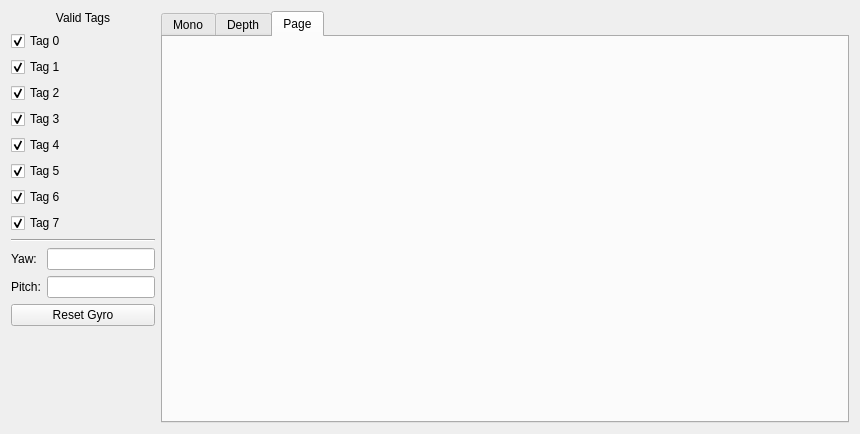
Before: the Qt Designer form designer/debugWindow.ui in 4201VitruvianBots/DepthAIAprilTags, drawn with Qt 5.
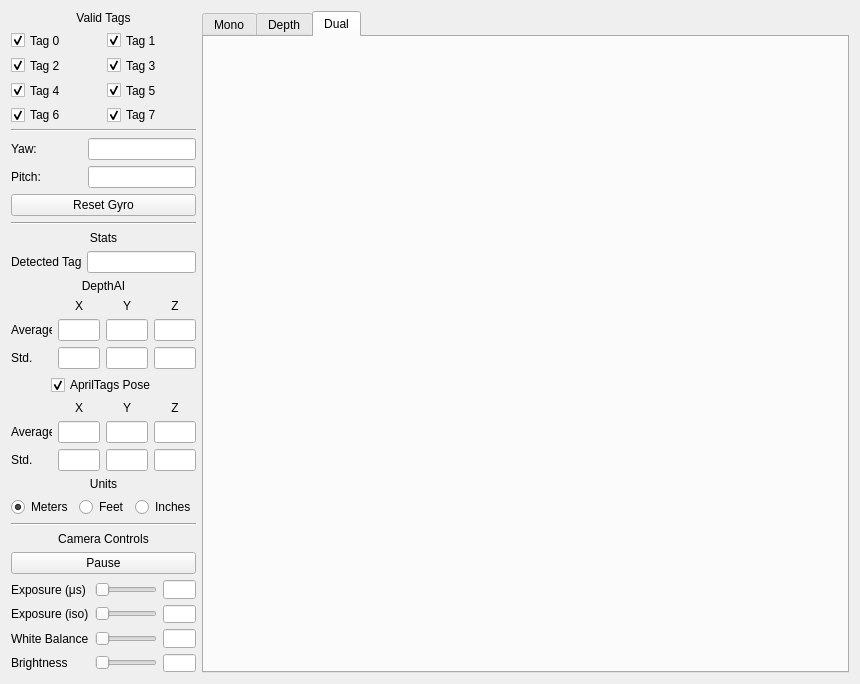
After: the same form once the commit is applied. The open tabs and pages were chosen to show the change.

Patch:
```diff
--- a/designer/debugWindow.ui
+++ b/designer/debugWindow.ui
@@ -7,7 +7,7 @@
     <x>0</x>
     <y>0</y>
     <width>860</width>
-    <height>434</height>
+    <height>684</height>
    </rect>
   </property>
   <property name="minimumSize">
@@ -25,16 +25,17 @@
   <property name="windowTitle">
    <string>Form</string>
   </property>
-  <layout class="QHBoxLayout" name="horizontalLayout">
-   <item>
-    <layout class="QHBoxLayout" name="horizontalLayout_2">
-     <property name="sizeConstraint">
-      <enum>QLayout::SetDefaultConstraint</enum>
-     </property>
-     <item>
+  <layout class="QGridLayout" name="gridLayout_12">
+   <item row="0" column="0">
       <layout class="QVBoxLayout" name="verticalLayout">
        <item>
         <widget class="QLabel" name="label">
+       <property name="maximumSize">
+        <size>
+         <width>223</width>
+         <height>16777215</height>
+        </size>
+       </property>
          <property name="text">
           <string>Valid Tags</string>
          </property>
@@ -44,7 +45,47 @@
         </widget>
        </item>
        <item>
+      <layout class="QGridLayout" name="gridLayout_4">
+       <item row="2" column="0">
+        <widget class="QCheckBox" name="tagCheckbox2">
+         <property name="maximumSize">
+          <size>
+           <width>108</width>
+           <height>16777215</height>
+          </size>
+         </property>
+         <property name="text">
+          <string>Tag 2</string>
+         </property>
+         <property name="checked">
+          <bool>true</bool>
+         </property>
+        </widget>
+       </item>
+       <item row="4" column="0">
+        <widget class="QCheckBox" name="tagCheckbox4">
+         <property name="maximumSize">
+          <size>
+           <width>108</width>
+           <height>16777215</height>
+          </size>
+         </property>
+         <property name="text">
+          <string>Tag 4</string>
+         </property>
+         <property name="checked">
+          <bool>true</bool>
+         </property>
+        </widget>
+       </item>
+       <item row="0" column="0">
         <widget class="QCheckBox" name="tagCheckbox0">
+         <property name="maximumSize">
+          <size>
+           <width>108</width>
+           <height>16777215</height>
+          </size>
+         </property>
          <property name="text">
           <string>Tag 0</string>
          </property>
@@ -53,8 +94,14 @@
          </property>
         </widget>
        </item>
-       <item>
+       <item row="0" column="1">
         <widget class="QCheckBox" name="tagCheckbox1">
+         <property name="maximumSize">
+          <size>
+           <width>107</width>
+           <height>16777215</height>
+          </size>
+         </property>
          <property name="text">
           <string>Tag 1</string>
          </property>
@@ -66,18 +113,14 @@
          </property>
         </widget>
        </item>
-       <item>
-        <widget class="QCheckBox" name="tagCheckbox2">
-         <property name="text">
-          <string>Tag 2</string>
-         </property>
-         <property name="checked">
-          <bool>true</bool>
-         </property>
-        </widget>
-       </item>
-       <item>
+       <item row="2" column="1">
         <widget class="QCheckBox" name="tagCheckbox3">
+         <property name="maximumSize">
+          <size>
+           <width>107</width>
+           <height>16777215</height>
+          </size>
+         </property>
          <property name="text">
           <string>Tag 3</string>
          </property>
@@ -86,18 +129,14 @@
          </property>
         </widget>
        </item>
-       <item>
-        <widget class="QCheckBox" name="tagCheckbox4">
-         <property name="text">
-          <string>Tag 4</string>
-         </property>
-         <property name="checked">
-          <bool>true</bool>
-         </property>
-        </widget>
-       </item>
-       <item>
+       <item row="4" column="1">
         <widget class="QCheckBox" name="tagCheckbox5">
+         <property name="maximumSize">
+          <size>
+           <width>107</width>
+           <height>16777215</height>
+          </size>
+         </property>
          <property name="text">
           <string>Tag 5</string>
          </property>
@@ -106,18 +145,14 @@
          </property>
         </widget>
        </item>
-       <item>
-        <widget class="QCheckBox" name="tagCheckbox6">
-         <property name="text">
-          <string>Tag 6</string>
-         </property>
-         <property name="checked">
-          <bool>true</bool>
-         </property>
-        </widget>
-       </item>
-       <item>
+       <item row="5" column="1">
         <widget class="QCheckBox" name="tagCheckbox7">
+         <property name="maximumSize">
+          <size>
+           <width>107</width>
+           <height>16777215</height>
+          </size>
+         </property>
          <property name="text">
           <string>Tag 7</string>
          </property>
@@ -126,8 +161,32 @@
          </property>
         </widget>
        </item>
+       <item row="5" column="0">
+        <widget class="QCheckBox" name="tagCheckbox6">
+         <property name="maximumSize">
+          <size>
+           <width>108</width>
+           <height>16777215</height>
+          </size>
+         </property>
+         <property name="text">
+          <string>Tag 6</string>
+         </property>
+         <property name="checked">
+          <bool>true</bool>
+         </property>
+        </widget>
+       </item>
+      </layout>
+     </item>
        <item>
         <widget class="Line" name="line">
+       <property name="maximumSize">
+        <size>
+         <width>223</width>
+         <height>16777215</height>
+        </size>
+       </property>
          <property name="orientation">
           <enum>Qt::Horizontal</enum>
          </property>
@@ -143,6 +202,12 @@
              <verstretch>0</verstretch>
             </sizepolicy>
            </property>
+         <property name="maximumSize">
+          <size>
+           <width>133</width>
+           <height>16777215</height>
+          </size>
+         </property>
            <property name="readOnly">
             <bool>true</bool>
            </property>
@@ -156,6 +221,12 @@
              <verstretch>0</verstretch>
             </sizepolicy>
            </property>
+         <property name="maximumSize">
+          <size>
+           <width>82</width>
+           <height>16777215</height>
+          </size>
+         </property>
            <property name="text">
             <string>Pitch:</string>
            </property>
@@ -169,6 +240,12 @@
              <verstretch>0</verstretch>
             </sizepolicy>
            </property>
+         <property name="maximumSize">
+          <size>
+           <width>82</width>
+           <height>16777215</height>
+          </size>
+         </property>
            <property name="text">
             <string>Yaw:</string>
            </property>
@@ -182,17 +259,588 @@
              <verstretch>0</verstretch>
             </sizepolicy>
            </property>
+         <property name="maximumSize">
+          <size>
+           <width>133</width>
+           <height>16777215</height>
+          </size>
+         </property>
           </widget>
          </item>
         </layout>
        </item>
        <item>
         <widget class="QPushButton" name="resetGyroBtn">
+       <property name="maximumSize">
+        <size>
+         <width>223</width>
+         <height>16777215</height>
+        </size>
+       </property>
          <property name="text">
           <string>Reset Gyro</string>
          </property>
         </widget>
        </item>
+     <item>
+      <widget class="Line" name="line_2">
+       <property name="maximumSize">
+        <size>
+         <width>223</width>
+         <height>16777215</height>
+        </size>
+       </property>
+       <property name="orientation">
+        <enum>Qt::Horizontal</enum>
+       </property>
+      </widget>
+     </item>
+     <item>
+      <widget class="QLabel" name="label_2">
+       <property name="maximumSize">
+        <size>
+         <width>16777215</width>
+         <height>16777215</height>
+        </size>
+       </property>
+       <property name="text">
+        <string>Stats</string>
+       </property>
+       <property name="alignment">
+        <set>Qt::AlignCenter</set>
+       </property>
+      </widget>
+     </item>
+     <item>
+      <layout class="QGridLayout" name="gridLayout_3">
+       <item row="0" column="0">
+        <widget class="QLabel" name="label_3">
+         <property name="maximumSize">
+          <size>
+           <width>70</width>
+           <height>16777215</height>
+          </size>
+         </property>
+         <property name="text">
+          <string>Detected Tags</string>
+         </property>
+        </widget>
+       </item>
+       <item row="0" column="1">
+        <widget class="QLineEdit" name="detectedTagsValue">
+         <property name="maximumSize">
+          <size>
+           <width>145</width>
+           <height>16777215</height>
+          </size>
+         </property>
+        </widget>
+       </item>
+      </layout>
+     </item>
+     <item>
+      <widget class="QLabel" name="label_4">
+       <property name="maximumSize">
+        <size>
+         <width>223</width>
+         <height>16777215</height>
+        </size>
+       </property>
+       <property name="text">
+        <string>DepthAI</string>
+       </property>
+       <property name="alignment">
+        <set>Qt::AlignCenter</set>
+       </property>
+      </widget>
+     </item>
+     <item>
+      <layout class="QGridLayout" name="gridLayout_6">
+       <property name="sizeConstraint">
+        <enum>QLayout::SetDefaultConstraint</enum>
+       </property>
+       <item row="0" column="1">
+        <widget class="QLabel" name="label_6">
+         <property name="maximumSize">
+          <size>
+           <width>54</width>
+           <height>16777215</height>
+          </size>
+         </property>
+         <property name="text">
+          <string>X</string>
+         </property>
+         <property name="alignment">
+          <set>Qt::AlignCenter</set>
+         </property>
+        </widget>
+       </item>
+       <item row="1" column="2">
+        <widget class="QLineEdit" name="avgDepthYValue">
+         <property name="maximumSize">
+          <size>
+           <width>54</width>
+           <height>16777215</height>
+          </size>
+         </property>
+        </widget>
+       </item>
+       <item row="1" column="3">
+        <widget class="QLineEdit" name="avgDepthZValue">
+         <property name="maximumSize">
+          <size>
+           <width>54</width>
+           <height>16777215</height>
+          </size>
+         </property>
+        </widget>
+       </item>
+       <item row="2" column="2">
+        <widget class="QLineEdit" name="stdDepthYValue">
+         <property name="maximumSize">
+          <size>
+           <width>54</width>
+           <height>16777215</height>
+          </size>
+         </property>
+        </widget>
+       </item>
+       <item row="2" column="3">
+        <widget class="QLineEdit" name="stdDepthZValue">
+         <property name="maximumSize">
+          <size>
+           <width>54</width>
+           <height>16777215</height>
+          </size>
+         </property>
+        </widget>
+       </item>
+       <item row="1" column="0">
+        <widget class="QLabel" name="label_5">
+         <property name="maximumSize">
+          <size>
+           <width>41</width>
+           <height>16777215</height>
+          </size>
+         </property>
+         <property name="text">
+          <string>Average</string>
+         </property>
+        </widget>
+       </item>
+       <item row="2" column="1">
+        <widget class="QLineEdit" name="stdDepthXValue">
+         <property name="maximumSize">
+          <size>
+           <width>54</width>
+           <height>16777215</height>
+          </size>
+         </property>
+        </widget>
+       </item>
+       <item row="0" column="3">
+        <widget class="QLabel" name="label_8">
+         <property name="maximumSize">
+          <size>
+           <width>54</width>
+           <height>16777215</height>
+          </size>
+         </property>
+         <property name="text">
+          <string>Z</string>
+         </property>
+         <property name="alignment">
+          <set>Qt::AlignCenter</set>
+         </property>
+        </widget>
+       </item>
+       <item row="0" column="2">
+        <widget class="QLabel" name="label_7">
+         <property name="maximumSize">
+          <size>
+           <width>54</width>
+           <height>16777215</height>
+          </size>
+         </property>
+         <property name="text">
+          <string>Y</string>
+         </property>
+         <property name="alignment">
+          <set>Qt::AlignCenter</set>
+         </property>
+        </widget>
+       </item>
+       <item row="2" column="0">
+        <widget class="QLabel" name="label_9">
+         <property name="maximumSize">
+          <size>
+           <width>41</width>
+           <height>16777215</height>
+          </size>
+         </property>
+         <property name="text">
+          <string>Std.</string>
+         </property>
+        </widget>
+       </item>
+       <item row="1" column="1">
+        <widget class="QLineEdit" name="avgDepthXValue">
+         <property name="maximumSize">
+          <size>
+           <width>54</width>
+           <height>16777215</height>
+          </size>
+         </property>
+        </widget>
+       </item>
+      </layout>
+     </item>
+     <item alignment="Qt::AlignHCenter">
+      <widget class="QCheckBox" name="solvePnpEnableBtn">
+       <property name="enabled">
+        <bool>true</bool>
+       </property>
+       <property name="sizePolicy">
+        <sizepolicy hsizetype="Minimum" vsizetype="Fixed">
+         <horstretch>0</horstretch>
+         <verstretch>0</verstretch>
+        </sizepolicy>
+       </property>
+       <property name="layoutDirection">
+        <enum>Qt::LeftToRight</enum>
+       </property>
+       <property name="text">
+        <string>AprilTags Pose</string>
+       </property>
+       <property name="checked">
+        <bool>true</bool>
+       </property>
+      </widget>
+     </item>
+     <item>
+      <layout class="QGridLayout" name="gridLayout_8">
+       <item row="1" column="2">
+        <widget class="QLabel" name="label_14">
+         <property name="maximumSize">
+          <size>
+           <width>54</width>
+           <height>16777215</height>
+          </size>
+         </property>
+         <property name="text">
+          <string>Y</string>
+         </property>
+         <property name="alignment">
+          <set>Qt::AlignCenter</set>
+         </property>
+        </widget>
+       </item>
+       <item row="1" column="3">
+        <widget class="QLabel" name="label_15">
+         <property name="maximumSize">
+          <size>
+           <width>54</width>
+           <height>16777215</height>
+          </size>
+         </property>
+         <property name="text">
+          <string>Z</string>
+         </property>
+         <property name="alignment">
+          <set>Qt::AlignCenter</set>
+         </property>
+        </widget>
+       </item>
+       <item row="2" column="0">
+        <widget class="QLabel" name="label_11">
+         <property name="maximumSize">
+          <size>
+           <width>41</width>
+           <height>16777215</height>
+          </size>
+         </property>
+         <property name="text">
+          <string>Average</string>
+         </property>
+        </widget>
+       </item>
+       <item row="3" column="3">
+        <widget class="QLineEdit" name="stdPnpZValue">
+         <property name="maximumSize">
+          <size>
+           <width>54</width>
+           <height>16777215</height>
+          </size>
+         </property>
+        </widget>
+       </item>
+       <item row="2" column="1">
+        <widget class="QLineEdit" name="avgPnpXValue">
+         <property name="maximumSize">
+          <size>
+           <width>54</width>
+           <height>16777215</height>
+          </size>
+         </property>
+        </widget>
+       </item>
+       <item row="3" column="2">
+        <widget class="QLineEdit" name="stdPnpYValue">
+         <property name="maximumSize">
+          <size>
+           <width>54</width>
+           <height>16777215</height>
+          </size>
+         </property>
+        </widget>
+       </item>
+       <item row="1" column="1">
+        <widget class="QLabel" name="label_13">
+         <property name="maximumSize">
+          <size>
+           <width>54</width>
+           <height>16777215</height>
+          </size>
+         </property>
+         <property name="text">
+          <string>X</string>
+         </property>
+         <property name="alignment">
+          <set>Qt::AlignCenter</set>
+         </property>
+        </widget>
+       </item>
+       <item row="2" column="3">
+        <widget class="QLineEdit" name="avgPnpZValue">
+         <property name="maximumSize">
+          <size>
+           <width>54</width>
+           <height>16777215</height>
+          </size>
+         </property>
+        </widget>
+       </item>
+       <item row="2" column="2">
+        <widget class="QLineEdit" name="avgPnpYValue">
+         <property name="maximumSize">
+          <size>
+           <width>54</width>
+           <height>16777215</height>
+          </size>
+         </property>
+        </widget>
+       </item>
+       <item row="3" column="0">
+        <widget class="QLabel" name="label_12">
+         <property name="maximumSize">
+          <size>
+           <width>41</width>
+           <height>16777215</height>
+          </size>
+         </property>
+         <property name="text">
+          <string>Std.</string>
+         </property>
+        </widget>
+       </item>
+       <item row="3" column="1">
+        <widget class="QLineEdit" name="stdPnpXValue">
+         <property name="maximumSize">
+          <size>
+           <width>54</width>
+           <height>16777215</height>
+          </size>
+         </property>
+        </widget>
+       </item>
+      </layout>
+     </item>
+     <item>
+      <widget class="QLabel" name="label_16">
+       <property name="text">
+        <string>Units</string>
+       </property>
+       <property name="alignment">
+        <set>Qt::AlignCenter</set>
+       </property>
+      </widget>
+     </item>
+     <item>
+      <layout class="QGridLayout" name="gridLayout_10">
+       <item row="0" column="0">
+        <widget class="QRadioButton" name="metersSelectBtn">
+         <property name="text">
+          <string>Meters</string>
+         </property>
+         <property name="checked">
+          <bool>true</bool>
+         </property>
+         <attribute name="buttonGroup">
+          <string notr="true">unitsButtonGroup</string>
+         </attribute>
+        </widget>
+       </item>
+       <item row="0" column="1">
+        <widget class="QRadioButton" name="feetSelectBtn">
+         <property name="text">
+          <string>Feet</string>
+         </property>
+         <attribute name="buttonGroup">
+          <string notr="true">unitsButtonGroup</string>
+         </attribute>
+        </widget>
+       </item>
+       <item row="0" column="2">
+        <widget class="QRadioButton" name="inchesSelectBtn">
+         <property name="text">
+          <string>Inches</string>
+         </property>
+         <attribute name="buttonGroup">
+          <string notr="true">unitsButtonGroup</string>
+         </attribute>
+        </widget>
+       </item>
+      </layout>
+     </item>
+     <item>
+      <widget class="Line" name="line_3">
+       <property name="orientation">
+        <enum>Qt::Horizontal</enum>
+       </property>
+      </widget>
+     </item>
+     <item>
+      <widget class="QLabel" name="label_10">
+       <property name="text">
+        <string>Camera Controls</string>
+       </property>
+       <property name="alignment">
+        <set>Qt::AlignCenter</set>
+       </property>
+      </widget>
+     </item>
+     <item>
+      <widget class="QPushButton" name="pauseResumeBtn">
+       <property name="maximumSize">
+        <size>
+         <width>223</width>
+         <height>16777215</height>
+        </size>
+       </property>
+       <property name="text">
+        <string>Pause</string>
+       </property>
+      </widget>
+     </item>
+     <item>
+      <layout class="QGridLayout" name="gridLayout_11">
+       <item row="0" column="0">
+        <widget class="QLabel" name="label_17">
+         <property name="text">
+          <string>Exposure (μs)</string>
+         </property>
+        </widget>
+       </item>
+       <item row="1" column="0">
+        <widget class="QLabel" name="label_18">
+         <property name="text">
+          <string>Exposure (iso)</string>
+         </property>
+        </widget>
+       </item>
+       <item row="1" column="1">
+        <widget class="QSlider" name="exposureIsoSlider">
+         <property name="orientation">
+          <enum>Qt::Horizontal</enum>
+         </property>
+        </widget>
+       </item>
+       <item row="1" column="2">
+        <widget class="QLineEdit" name="exposureIsoValue">
+         <property name="maximumSize">
+          <size>
+           <width>54</width>
+           <height>16777215</height>
+          </size>
+         </property>
+        </widget>
+       </item>
+       <item row="3" column="0">
+        <widget class="QLabel" name="label_20">
+         <property name="text">
+          <string>Brightness</string>
+         </property>
+        </widget>
+       </item>
+       <item row="0" column="1">
+        <widget class="QSlider" name="exposureTimeSlider">
+         <property name="enabled">
+          <bool>false</bool>
+         </property>
+         <property name="autoFillBackground">
+          <bool>false</bool>
+         </property>
+         <property name="orientation">
+          <enum>Qt::Horizontal</enum>
+         </property>
+         <property name="tickPosition">
+          <enum>QSlider::NoTicks</enum>
+         </property>
+        </widget>
+       </item>
+       <item row="0" column="2">
+        <widget class="QLineEdit" name="exposureTimeValue">
+         <property name="maximumSize">
+          <size>
+           <width>54</width>
+           <height>16777215</height>
+          </size>
+         </property>
+        </widget>
+       </item>
+       <item row="2" column="0">
+        <widget class="QLabel" name="label_19">
+         <property name="text">
+          <string>White Balance</string>
+         </property>
+        </widget>
+       </item>
+       <item row="3" column="1">
+        <widget class="QSlider" name="brightnessSlider">
+         <property name="orientation">
+          <enum>Qt::Horizontal</enum>
+         </property>
+        </widget>
+       </item>
+       <item row="2" column="1">
+        <widget class="QSlider" name="whiteBalanceSlider">
+         <property name="orientation">
+          <enum>Qt::Horizontal</enum>
+         </property>
+        </widget>
+       </item>
+       <item row="2" column="2">
+        <widget class="QLineEdit" name="whiteBalanceValue">
+         <property name="maximumSize">
+          <size>
+           <width>54</width>
+           <height>16777215</height>
+          </size>
+         </property>
+        </widget>
+       </item>
+       <item row="3" column="2">
+        <widget class="QLineEdit" name="brightnessValue">
+         <property name="maximumSize">
+          <size>
+           <width>54</width>
+           <height>16777215</height>
+          </size>
+         </property>
+        </widget>
+       </item>
+      </layout>
+     </item>
        <item>
         <spacer name="verticalSpacer">
          <property name="orientation">
@@ -208,7 +856,7 @@
        </item>
       </layout>
      </item>
-     <item>
+   <item row="0" column="1">
       <widget class="QTabWidget" name="frameWidget">
        <property name="currentIndex">
         <number>0</number>
@@ -217,7 +865,7 @@
         <attribute name="title">
          <string>Mono</string>
         </attribute>
-        <layout class="QGridLayout" name="gridLayout_3">
+      <layout class="QGridLayout" name="gridLayout_9">
          <item row="0" column="0">
           <widget class="QLabel" name="monoFrame">
            <property name="minimumSize">
@@ -255,7 +903,7 @@
        </widget>
        <widget class="QWidget" name="stackedView">
         <attribute name="title">
-         <string>Page</string>
+       <string>Dual</string>
         </attribute>
         <layout class="QVBoxLayout" name="verticalLayout_3">
          <item>
@@ -265,13 +913,22 @@
              <property name="text">
               <string/>
              </property>
+           <property name="alignment">
+            <set>Qt::AlignCenter</set>
+           </property>
             </widget>
            </item>
            <item>
             <widget class="QLabel" name="depthFrame2">
+           <property name="layoutDirection">
+            <enum>Qt::RightToLeft</enum>
+           </property>
              <property name="text">
               <string/>
              </property>
+           <property name="alignment">
+            <set>Qt::AlignCenter</set>
+           </property>
             </widget>
            </item>
           </layout>
@@ -279,8 +936,6 @@
         </layout>
        </widget>
       </widget>
-     </item>
-    </layout>
    </item>
   </layout>
  </widget>
```
Left out of the diff: 8 changed lines with no effect on the pictures. Lines whose indentation alone changed are shown as unchanged.
